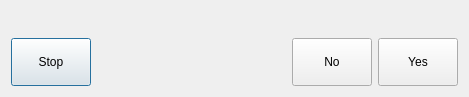
The window that icorigindialog.ui (GaussCheng/2-5AxisPunch) describes before a commit, drawn with Qt 5.
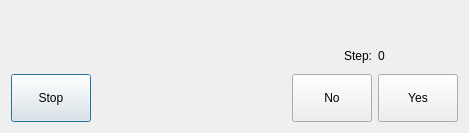
The same window after the commit.

The edit to the form file:
```diff
--- a/icorigindialog.ui
+++ b/icorigindialog.ui
@@ -7,7 +7,7 @@
     <x>0</x>
     <y>0</y>
     <width>469</width>
-    <height>97</height>
+    <height>133</height>
    </rect>
   </property>
   <property name="windowTitle">
@@ -24,6 +24,43 @@
      </property>
     </widget>
    </item>
+   <item>
+    <layout class="QHBoxLayout" name="horizontalLayout_2">
+     <item>
+      <spacer name="horizontalSpacer_2">
+       <property name="orientation">
+        <enum>Qt::Horizontal</enum>
+       </property>
+       <property name="sizeHint" stdset="0">
+        <size>
+         <width>40</width>
+         <height>20</height>
+        </size>
+       </property>
+      </spacer>
+     </item>
+     <item>
+      <widget class="QLabel" name="label_2">
+       <property name="text">
+        <string>Step:</string>
+       </property>
+      </widget>
+     </item>
+     <item>
+      <widget class="QLabel" name="step">
+       <property name="minimumSize">
+        <size>
+         <width>80</width>
+         <height>0</height>
+        </size>
+       </property>
+       <property name="text">
+        <string>0</string>
+       </property>
+      </widget>
+     </item>
+    </layout>
+   </item>
    <item>
     <layout class="QHBoxLayout" name="horizontalLayout">
      <item>
```
